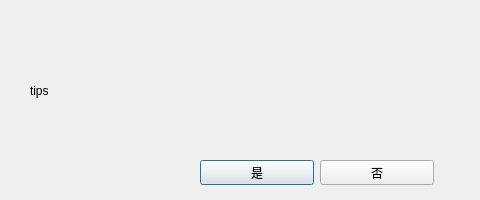
This is src/dialogmytip.ui in cnldw/FinanceFileReader as Qt 5 draws it before an edit. The edited form follows.
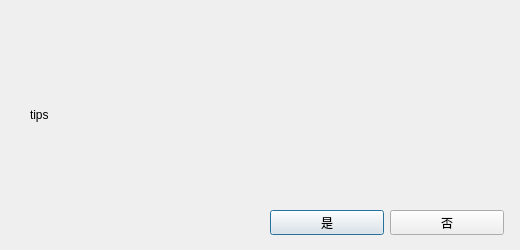
This is the edited form.

The edit to the form file:
```diff
--- a/src/dialogmytip.ui
+++ b/src/dialogmytip.ui
@@ -6,8 +6,8 @@
    <rect>
     <x>0</x>
     <y>0</y>
-    <width>480</width>
-    <height>200</height>
+    <width>520</width>
+    <height>250</height>
    </rect>
   </property>
   <property name="sizePolicy">
@@ -18,14 +18,14 @@
   </property>
   <property name="minimumSize">
    <size>
-    <width>480</width>
-    <height>200</height>
+    <width>520</width>
+    <height>250</height>
    </size>
   </property>
   <property name="maximumSize">
    <size>
-    <width>480</width>
-    <height>200</height>
+    <width>520</width>
+    <height>250</height>
    </size>
   </property>
   <property name="windowTitle">
@@ -36,8 +36,8 @@
     <rect>
      <x>30</x>
      <y>30</y>
-     <width>381</width>
-     <height>121</height>
+     <width>471</width>
+     <height>170</height>
     </rect>
    </property>
    <property name="text">
@@ -50,8 +50,8 @@
   <widget class="QPushButton" name="pushButton">
    <property name="geometry">
     <rect>
-     <x>200</x>
-     <y>160</y>
+     <x>270</x>
+     <y>210</y>
      <width>114</width>
      <height>25</height>
     </rect>
@@ -63,8 +63,8 @@
   <widget class="QPushButton" name="pushButton_2">
    <property name="geometry">
     <rect>
-     <x>320</x>
-     <y>160</y>
+     <x>390</x>
+     <y>210</y>
      <width>114</width>
      <height>25</height>
     </rect>
```
